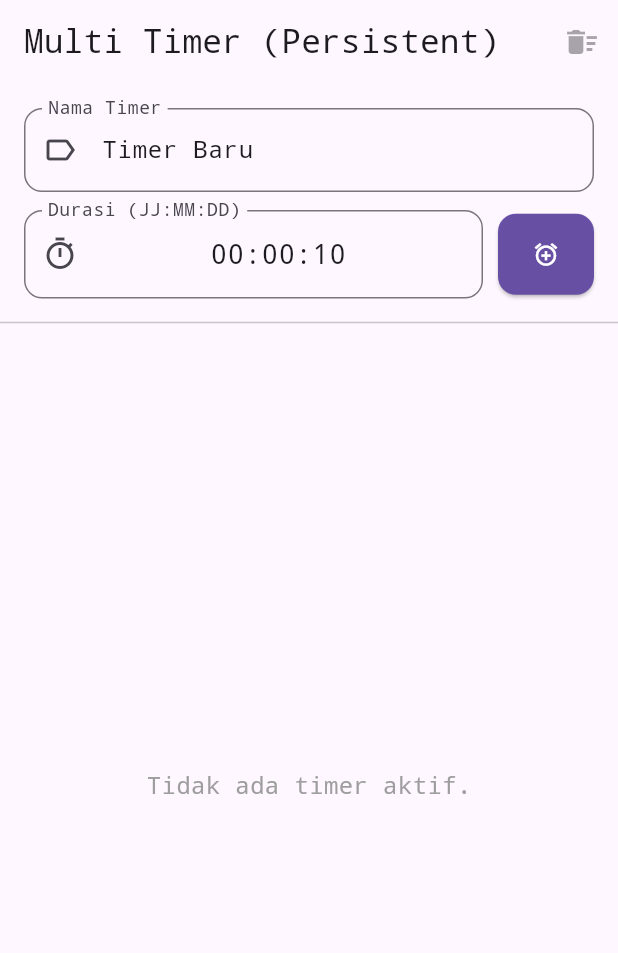
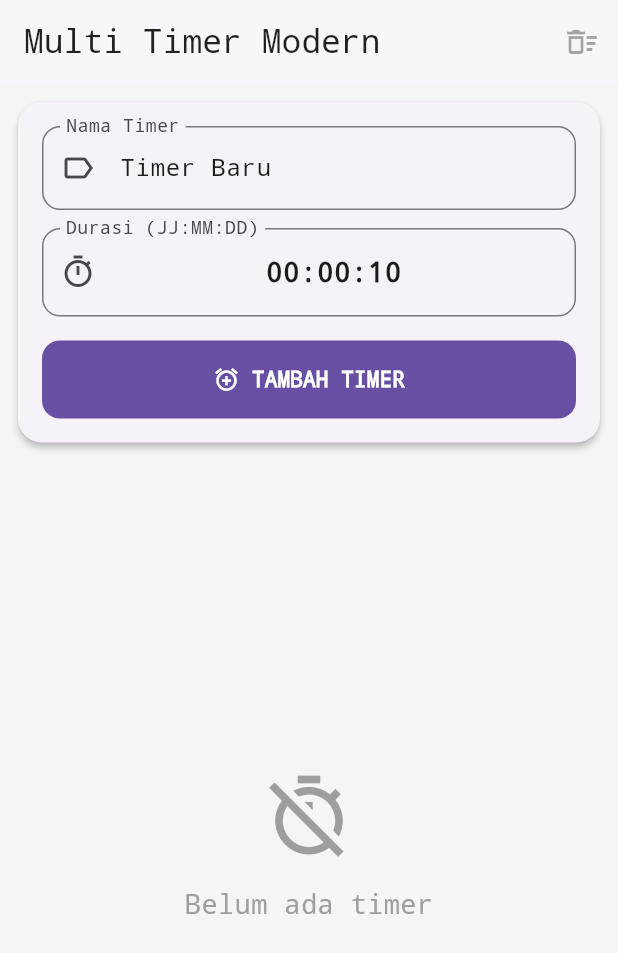
Before and after one commit to Greenson22/my_clock, a Flutter app: the screen it shows after launch, on a phone screen of 412 x 824 dp. Shown: the top 953 px of the screen. Run offline on Flutter 3.47's test engine with Material 3 defaults, Android fonts, the light colour scheme and no system bars; our stand-ins replace flutter_local_notifications, permission_handler, shared_preferences; missing offline and left inert: flutter_background_service, flutter_background_service_android.

Commit message:
feat(ui): Modernisasi layout halaman countdown
Merombak total tampilan halaman countdown timer dengan layout yang lebih modern dan user-friendly.

Perubahan meliputi:
-   Menggunakan `Card` untuk area input dan daftar timer.
-   Menerapkan `LinearProgressIndicator` untuk visualisasi sisa waktu.
-   Memperbarui ikonografi dan palet warna sesuai status timer (aktif, jeda, selesai).

```diff
--- a/lib/features/countdown/presentation/countdown_page.dart
+++ b/lib/features/countdown/presentation/countdown_page.dart
@@ -1,5 +1,4 @@
 import 'package:flutter/material.dart';
-import 'package:flutter/services.dart';
 import 'package:flutter_background_service/flutter_background_service.dart';
 import '../service/countdown_service.dart'; // Impor service (termasuk Model)
 
@@ -27,7 +26,6 @@ class _CountdownPageState extends State<CountdownPage> {
     super.initState();
 
     // Pastikan service jalan
-    // (di file service, autoStart sudah true, jadi ini akan menyambung ke service yg ada)
     _service.startService();
     _service.invoke('setAsForeground');
 
@@ -84,11 +82,15 @@ class _CountdownPageState extends State<CountdownPage> {
   @override
   Widget build(BuildContext context) {
     return Scaffold(
+      backgroundColor: Colors.grey[100], // Latar belakang yang lebih lembut
       appBar: AppBar(
-        title: const Text("Multi Timer (Persistent)"),
+        title: const Text("Multi Timer Modern"),
+        backgroundColor: Colors.white,
+        foregroundColor: Colors.black87,
+        elevation: 1,
         actions: [
           IconButton(
-            icon: const Icon(Icons.delete_sweep),
+            icon: const Icon(Icons.delete_sweep_outlined),
             tooltip: "Hapus Semua Timer",
             onPressed: _activeTimers.isEmpty ? null : _clearAllTimers,
           ),
@@ -96,28 +98,39 @@ class _CountdownPageState extends State<CountdownPage> {
       ),
       body: Column(
         children: [
-          // BAGIAN 1: FORM INPUT
-          _buildInputForm(), // Memecah form ke widget sendiri agar rapi
-          const Divider(),
+          // BAGIAN 1: FORM INPUT DENGAN TAMPILAN BARU
+          _buildInputForm(),
 
           // BAGIAN 2: LIST VIEW TIMER YANG AKTIF
           Expanded(
             child: _activeTimers.isEmpty
                 ? const Center(
-                    child: Text(
-                      "Tidak ada timer aktif.",
-                      style: TextStyle(fontSize: 16, color: Colors.grey),
+                    child: Column(
+                      mainAxisAlignment: MainAxisAlignment.center,
+                      children: [
+                        Icon(
+                          Icons.timer_off_outlined,
+                          size: 60,
+                          color: Colors.grey,
+                        ),
+                        SizedBox(height: 16),
+                        Text(
+                          "Belum ada timer",
+                          style: TextStyle(fontSize: 18, color: Colors.grey),
+                        ),
+                      ],
                     ),
                   )
                 : ListView.builder(
-                    padding: const EdgeInsets.only(
-                      bottom: 80,
-                    ), // Padding agar tidak tertutup
+                    padding: const EdgeInsets.symmetric(
+                      horizontal: 8,
+                      vertical: 8,
+                    ),
                     itemCount: _activeTimers.length,
                     itemBuilder: (context, index) {
                       final timer = _activeTimers[index];
-                      // Build setiap card timer
-                      return _buildTimerCard(timer);
+                      // Build setiap card timer dengan layout modern
+                      return _buildModernTimerCard(timer);
                     },
                   ),
           ),
@@ -128,93 +141,107 @@ class _CountdownPageState extends State<CountdownPage> {
 
   // --- WIDGET HELPER ---
 
-  /// Widget untuk Form Input di bagian atas
+  /// Widget untuk Form Input di bagian atas dengan gaya modern
   Widget _buildInputForm() {
-    return Padding(
-      padding: const EdgeInsets.fromLTRB(16, 16, 16, 8),
+    return Card(
+      margin: const EdgeInsets.all(12),
+      elevation: 2,
+      shape: RoundedRectangleBorder(borderRadius: BorderRadius.circular(16)),
+      child: Padding(
+        padding: const EdgeInsets.all(16.0),
         child: Column(
+          crossAxisAlignment: CrossAxisAlignment.stretch,
           children: [
             TextField(
               controller: _nameController,
               decoration: InputDecoration(
                 labelText: 'Nama Timer',
+                prefixIcon: const Icon(Icons.label_outline),
                 border: OutlineInputBorder(
                   borderRadius: BorderRadius.circular(12),
                 ),
-              prefixIcon: const Icon(Icons.label_outline),
               ),
             ),
             const SizedBox(height: 12),
-          Row(
-            children: [
-              Expanded(
-                child: TextField(
+            TextField(
               controller: _timeController,
               textAlign: TextAlign.center,
               style: const TextStyle(
                 fontSize: 18,
-                    fontWeight: FontWeight.w500,
+                fontWeight: FontWeight.w600,
+                fontFamily: 'monospace',
               ),
               decoration: InputDecoration(
                 labelText: 'Durasi (JJ:MM:DD)',
+                prefixIcon: const Icon(Icons.timer_outlined),
                 border: OutlineInputBorder(
                   borderRadius: BorderRadius.circular(12),
                 ),
-                    prefixIcon: const Icon(Icons.timer_outlined),
               ),
               keyboardType: TextInputType.datetime,
             ),
+            const SizedBox(height: 16),
+            FilledButton.icon(
+              icon: const Icon(Icons.add_alarm),
+              label: const Text(
+                "TAMBAH TIMER",
+                style: TextStyle(fontWeight: FontWeight.bold),
               ),
-              const SizedBox(width: 10),
-              ElevatedButton(
-                style: ElevatedButton.styleFrom(
-                  padding: const EdgeInsets.symmetric(vertical: 18),
+              onPressed: _addTimer,
+              style: FilledButton.styleFrom(
+                padding: const EdgeInsets.symmetric(vertical: 16),
                 shape: RoundedRectangleBorder(
                   borderRadius: BorderRadius.circular(12),
                 ),
-                  backgroundColor: Theme.of(context).primaryColor,
-                  foregroundColor: Colors.white,
-                ),
-                onPressed: _addTimer,
-                child: const Padding(
-                  padding: EdgeInsets.symmetric(horizontal: 8.0),
-                  child: Icon(Icons.add_alarm),
               ),
             ),
           ],
         ),
-        ],
       ),
     );
   }
 
-  /// Widget untuk membangun setiap Card Timer di ListView
-  Widget _buildTimerCard(CountdownTimer timer) {
-    // Tentukan warna dan style berdasarkan state timer
+  /// Widget untuk membangun setiap Card Timer di ListView dengan gaya modern
+  Widget _buildModernTimerCard(CountdownTimer timer) {
+    // Tentukan warna, ikon, dan progres berdasarkan state timer
     final bool isPaused = timer.isPaused;
     final bool isDone = timer.isDone;
-    Color cardColor = isDone
-        ? Colors.green.shade50
-        : (isPaused ? Colors.grey.shade100 : Colors.white);
-    Color timeColor = isDone
-        ? Colors.green
-        : (isPaused ? Colors.grey.shade700 : Colors.indigo);
+
+    final Color stateColor;
+    final IconData stateIcon;
+
+    if (isDone) {
+      stateColor = Colors.green;
+      stateIcon = Icons.check_circle;
+    } else if (isPaused) {
+      stateColor = Colors.grey.shade600;
+      stateIcon = Icons.pause_circle_filled;
+    } else {
+      stateColor = Theme.of(context).primaryColor;
+      stateIcon = Icons.play_circle_filled;
+    }
+
+    final double progress = timer.initialDurationSeconds > 0
+        ? timer.remainingSeconds / timer.initialDurationSeconds
+        : 0.0;
 
     return Card(
-      elevation: isPaused ? 1.0 : 4.0, // Beri efek 'aktif' jika sedang jalan
-      color: cardColor,
-      margin: const EdgeInsets.symmetric(horizontal: 16, vertical: 6),
+      elevation: isPaused ? 1.0 : 3.0,
+      margin: const EdgeInsets.symmetric(horizontal: 8, vertical: 6),
+      shape: RoundedRectangleBorder(
+        borderRadius: BorderRadius.circular(16),
+        side: BorderSide(
+          color: isPaused ? Colors.grey.shade200 : stateColor,
+          width: 1.5,
+        ),
+      ),
       child: Padding(
-        padding: const EdgeInsets.all(12.0),
+        padding: const EdgeInsets.fromLTRB(8, 12, 8, 4),
         child: Column(
-          crossAxisAlignment: CrossAxisAlignment.start,
           children: [
-            // Baris Nama Timer dan Waktu
-            Row(
-              mainAxisAlignment: MainAxisAlignment.spaceBetween,
-              children: [
-                Expanded(
-                  child: Text(
+            ListTile(
+              leading: Icon(stateIcon, color: stateColor, size: 40),
+              title: Text(
                 timer.name,
                 style: TextStyle(
                   fontWeight: FontWeight.bold,
@@ -225,49 +252,50 @@ class _CountdownPageState extends State<CountdownPage> {
                 ),
                 overflow: TextOverflow.ellipsis,
               ),
-                ),
-                Text(
+              trailing: Text(
                 isDone ? "SELESAI" : formatDuration(timer.remainingSeconds),
                 style: TextStyle(
                   fontSize: 22,
                   fontFamily: 'monospace',
-                    color: timeColor,
-                    fontWeight: FontWeight.w500,
+                  color: stateColor,
+                  fontWeight: FontWeight.w600,
                 ),
               ),
-              ],
+              subtitle: Padding(
+                padding: const EdgeInsets.only(top: 8.0),
+                child: LinearProgressIndicator(
+                  value: progress,
+                  backgroundColor: stateColor.withOpacity(0.2),
+                  valueColor: AlwaysStoppedAnimation<Color>(stateColor),
+                  minHeight: 6,
+                  borderRadius: BorderRadius.circular(3),
                 ),
-            const SizedBox(height: 8),
+              ),
+            ),
 
             // Baris Tombol Kontrol
-            Row(
-              mainAxisAlignment: MainAxisAlignment.spaceEvenly,
+            ButtonBar(
+              alignment: MainAxisAlignment.end,
               children: [
-                // Tombol PAUSE atau RESUME (PLAY)
-                if (!isDone) // Hanya tampilkan jika belum selesai
-                  IconButton(
-                    icon: Icon(isPaused ? Icons.play_arrow : Icons.pause),
-                    color: Theme.of(context).primaryColorDark,
-                    tooltip: isPaused ? "Lanjutkan" : "Jeda",
+                if (!isDone)
+                  TextButton(
                     onPressed: () => isPaused
                         ? _resumeTimer(timer.id)
                         : _pauseTimer(timer.id),
+                    child: Text(isPaused ? "Lanjutkan" : "Jeda"),
                   ),
 
-                // Tombol RESET
-                IconButton(
-                  icon: const Icon(Icons.refresh),
-                  color: Colors.orange.shade800,
-                  tooltip: "Reset Timer",
+                TextButton(
                   onPressed: () => _resetTimer(timer.id),
+                  child: const Text("Reset"),
                 ),
 
-                // Tombol HAPUS
-                IconButton(
-                  icon: const Icon(Icons.delete_outline),
-                  color: Colors.red.shade700,
-                  tooltip: "Hapus Timer",
+                TextButton(
                   onPressed: () => _removeTimer(timer.id),
+                  child: Text(
+                    "Hapus",
+                    style: TextStyle(color: Colors.red.shade700),
+                  ),
                 ),
               ],
             ),
```
Lines whose indentation alone changed are shown as unchanged.
